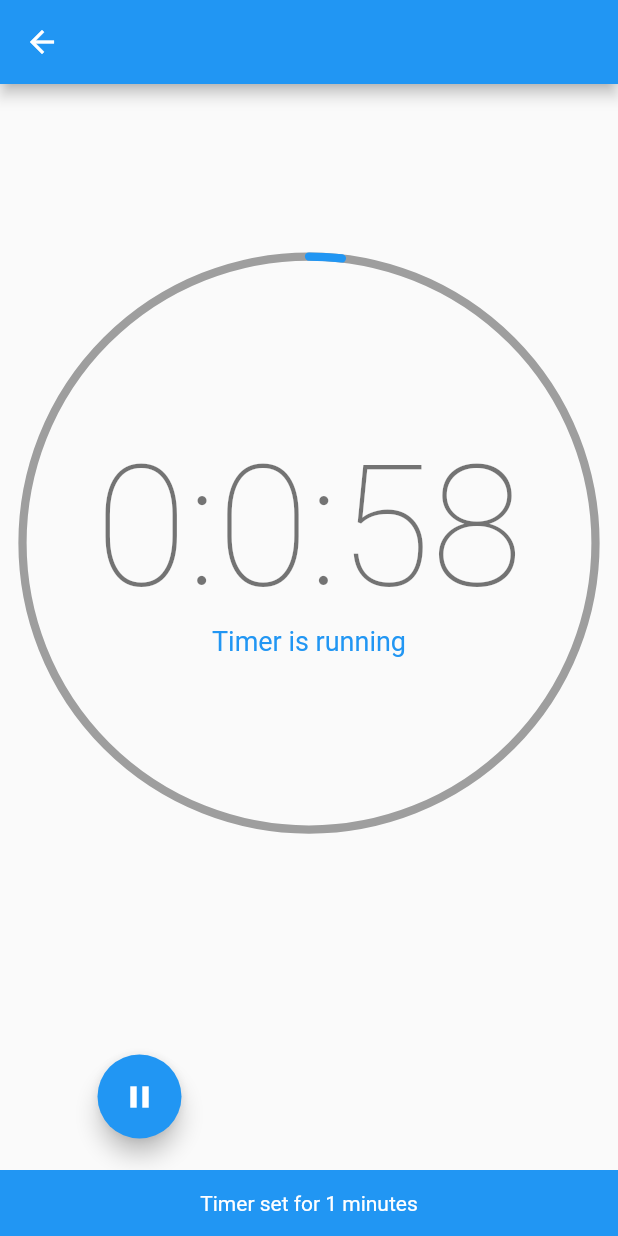
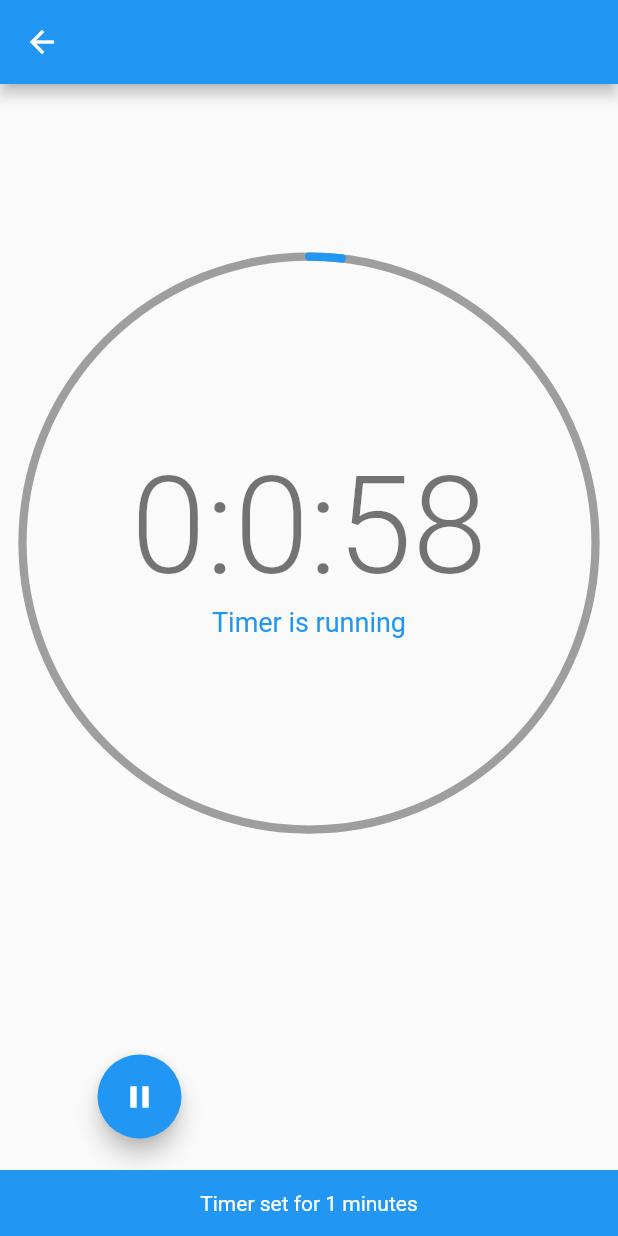
Before and after one commit to emvaized/Nice_animated_timer_app, a Flutter app: the screen it shows after launch, after a tap on the "play arrow" icon, on a phone screen of 412 x 824 dp. Run offline on Flutter 3.47's test engine with Material 2 defaults, Android fonts, the phone set to English and light mode, and no system bars; our stand-ins replace flutter_local_notifications; missing offline and left inert: flutter_duration_picker.

Commit message:
Clean up code and add some cosmetics.

```diff
--- a/lib/ui/TimerScreen.dart
+++ b/lib/ui/TimerScreen.dart
@@ -49,7 +49,6 @@ class _TimerCountDownState extends State<TimerCountDown>
 
   @override
   Widget build(BuildContext context) {
-    ThemeData themeData = Theme.of(context);
     return WillPopScope(
         onWillPop: () async =>
             timerIsOn ? await showWarningOnTimerRunning() : true,
@@ -72,7 +71,8 @@ class _TimerCountDownState extends State<TimerCountDown>
                                   alignment: FractionalOffset.center,
                                   child: AspectRatio(
                                       aspectRatio: 1.0,
-                                      child: GestureDetector(
+                                      child: InkWell(
+                                        borderRadius: BorderRadius.all(Radius.circular(200)),
                                           onTap: () {
                                             if (timerIsPaused) {
                                               timer = startTimer();
@@ -119,9 +119,11 @@ class _TimerCountDownState extends State<TimerCountDown>
                                                             children: <Widget>[
                                                               Text(
                                                                 timeLeft,
-                                                                style: themeData
-                                                                    .textTheme
-                                                                    .display4,
+                                                                style: TextStyle(
+                                                                    fontSize: 90,
+                                                                    color:  Colors.black54,
+                                                                    fontWeight: FontWeight.w300
+                                                                )
                                                               ),
                                                               !timerIsPaused
                                                                   ? Text(
@@ -135,10 +137,8 @@ class _TimerCountDownState extends State<TimerCountDown>
                                                                       ? Text(
                                                                           'PAUSED',
                                                                           style: TextStyle(
-                                                                              color: Colors
-                                                                                  .grey,
-                                                                              fontSize:
-                                                                                  18.0))
+                                                                              color: Colors.grey,
+                                                                              fontSize: 18.0))
                                                                       : Text(
                                                                           'STOPPED',
                                                                           style: TextStyle(
@@ -204,7 +204,7 @@ class _TimerCountDownState extends State<TimerCountDown>
 
   startTimer() {
     if (timerPausedValue == null)
-      Future.delayed(Duration(milliseconds: 50)).then((context) {
+      Future.delayed(Duration(milliseconds: 150)).then((context) {
         showSnackBar(
             widget.timerValue.inHours != 0
                 ? 'Timer set for ${widget.timerValue.inHours} hours, ${widget.timerValue.inMinutes % 60} minutes'
@@ -332,7 +332,7 @@ class _TimerCountDownState extends State<TimerCountDown>
                     new FlatButton(
                         onPressed: () =>
                             {answer = true, Navigator.of(context).pop()},
-                        child: new Text('Yes')),
+                        child: new Text('Okay')),
                     new FlatButton(
                         onPressed: () =>
                             {answer = false, Navigator.of(context).pop()},
```
